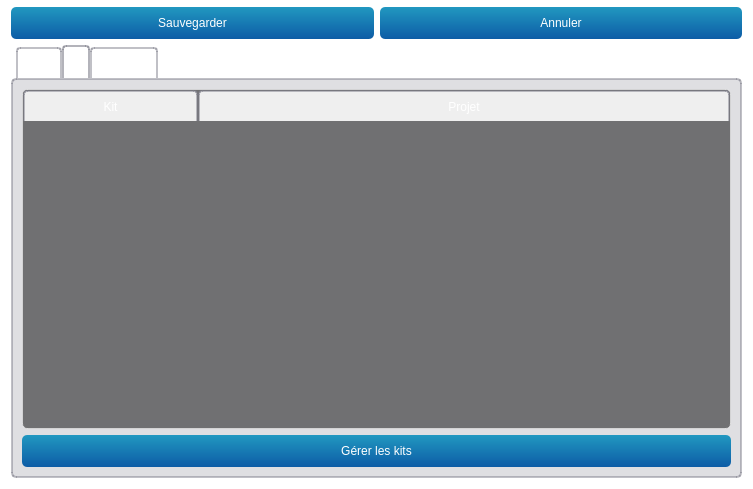
This is teraplus/client/src/editors/SiteWidget.ui in introlab/opentera as Qt 5 draws it before an edit. The edited form follows.
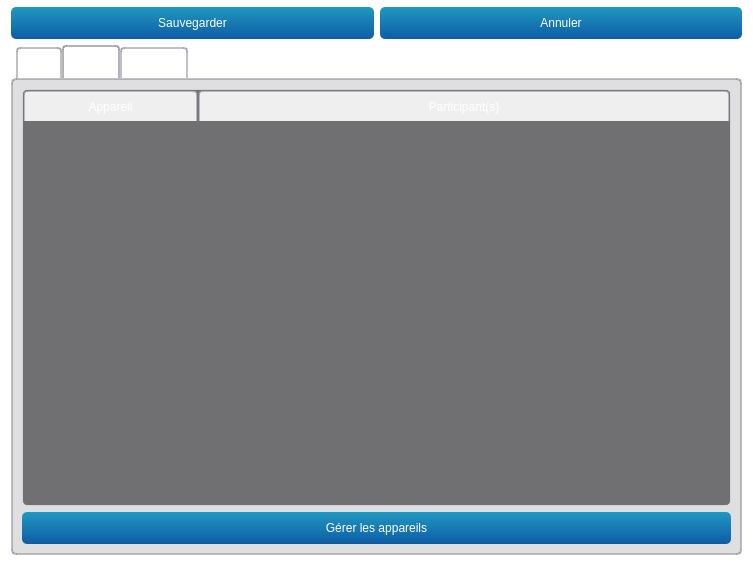
This is the edited form. The open tabs and pages were chosen to show the change. Icons and pictures are not drawn. Custom widgets are drawn as their Qt base class.

What changed in the file:
```diff
--- a/teraplus/client/src/editors/SiteWidget.ui
+++ b/teraplus/client/src/editors/SiteWidget.ui
@@ -7,7 +7,7 @@
     <x>0</x>
     <y>0</y>
     <width>753</width>
-    <height>489</height>
+    <height>566</height>
    </rect>
   </property>
   <property name="windowTitle">
@@ -259,7 +259,7 @@
         <normaloff>:/icons/kit.png</normaloff>:/icons/kit.png</iconset>
       </attribute>
       <attribute name="title">
-       <string>Kits</string>
+       <string>Appareils</string>
       </attribute>
       <layout class="QVBoxLayout" name="verticalLayout_3">
        <item>
@@ -273,6 +273,9 @@
          <property name="selectionMode">
           <enum>QAbstractItemView::NoSelection</enum>
          </property>
+         <property name="gridStyle">
+          <enum>Qt::SolidLine</enum>
+         </property>
          <property name="sortingEnabled">
           <bool>true</bool>
          </property>
@@ -287,12 +290,12 @@
          </attribute>
          <column>
           <property name="text">
-           <string>Kit</string>
+           <string>Appareil</string>
           </property>
          </column>
          <column>
           <property name="text">
-           <string>Projet</string>
+           <string>Participant(s)</string>
           </property>
          </column>
         </widget>
@@ -309,7 +312,7 @@
           <cursorShape>PointingHandCursor</cursorShape>
          </property>
          <property name="text">
-          <string>Gérer les kits</string>
+          <string>Gérer les appareils</string>
          </property>
          <property name="icon">
           <iconset resource="../../resources/TeraClient.qrc">
```
Left out of the diff: 10 changed lines with no effect on the pictures.
